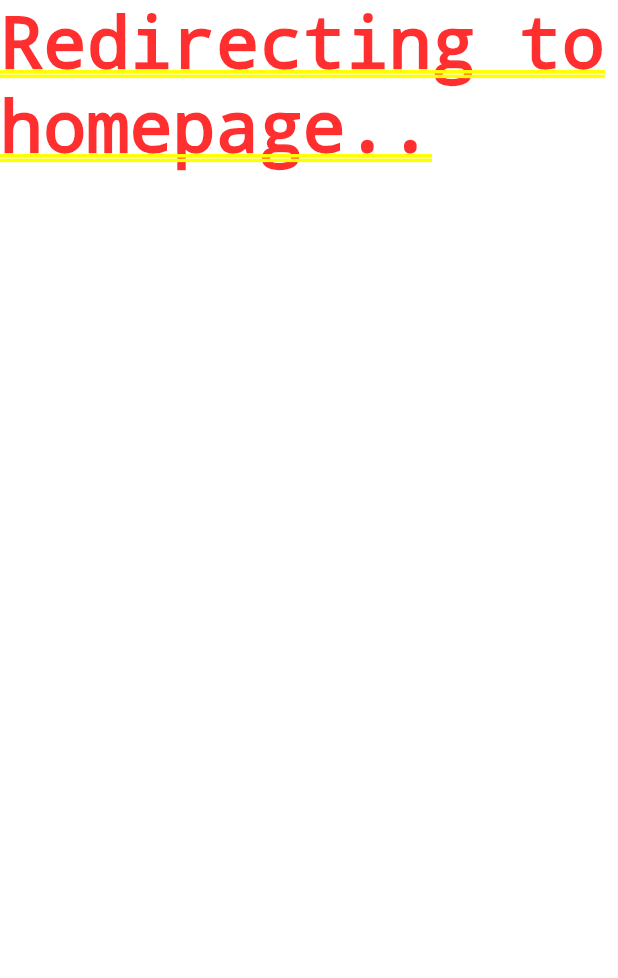
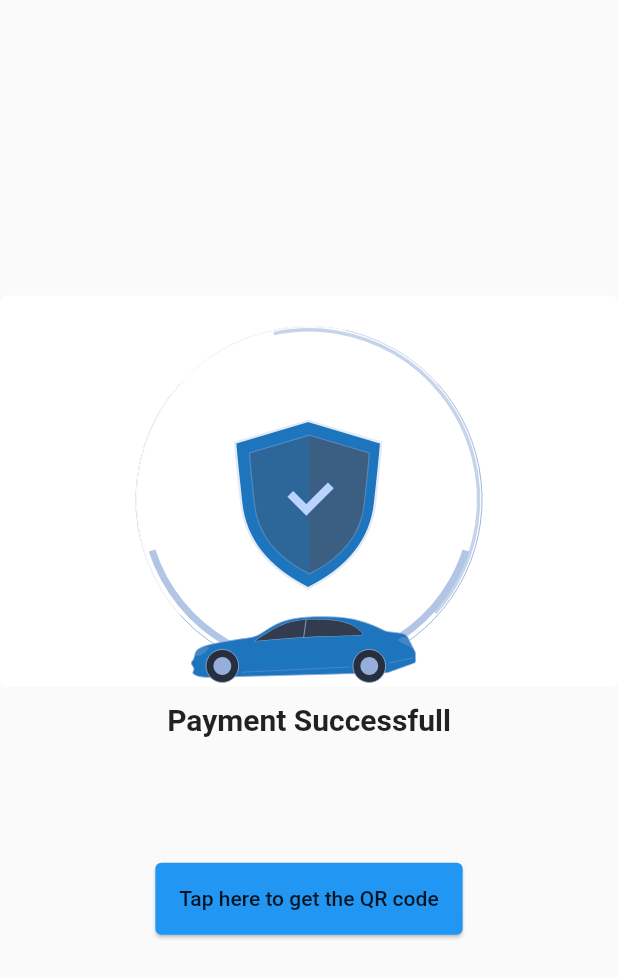
Before and after one commit to fimilfaneea/ParkSmart, a Flutter app: the PaymentSuccessfull screen opened directly, on a phone screen of 412 x 824 dp. Shown: the top 978 px of the screen. Run offline on Flutter 3.47's test engine with Material 2 defaults, Android fonts, the phone set to English and light mode, and no system bars; our stand-ins replace cloud_firestore, dropdown_button2, firebase_auth, firebase_core, get, lottie and 2 more; missing offline and left inert: pay, razorpay_flutter; accounts and stored records are empty.

Commit message:
Fixes in payment page and login

```diff
--- a/lib/views/loginpage.dart
+++ b/lib/views/loginpage.dart
@@ -123,6 +123,8 @@ class _LoginPageState extends State<LoginPage> {
                       return null;
                     },
                   ),
+
+                  const SizedBox(height: 20),
 
                   TextFormField(
                     controller: password,
--- a/lib/views/payment_successful.dart
+++ b/lib/views/payment_successful.dart
@@ -1,12 +1,13 @@
 import 'package:flutter/material.dart';
 import 'package:lottie/lottie.dart';
+import 'package:parksmart/views/homepage.dart';
 
 class PaymentSuccessfull extends StatelessWidget {
   const PaymentSuccessfull({super.key});
 
   @override
   Widget build(BuildContext context) {
-     Scaffold(
+    return Scaffold(
       body: Center(
           child: Column(
         mainAxisAlignment: MainAxisAlignment.center,
@@ -17,10 +18,20 @@ class PaymentSuccessfull extends StatelessWidget {
           const Text(
             "Payment Successfull",
             style: TextStyle(fontSize: 20, fontWeight: FontWeight.bold),
+          ),
+          const SizedBox(height: 80),
+          Card(
+            color: Colors.blue,
+            child: MaterialButton(
+              onPressed: () {
+                Navigator.of(context).push(
+                    MaterialPageRoute(builder: (context) => const HomePage()));
+              },
+              child: const Text("Tap here to get the QR code"),
+            ),
           )
         ],
       )),
     );
-    return const Text('Redirecting to homepage..');
   }
 }
```
Also changed, not shown: lib/views/payment_page.dart (+5 -2 lines).
